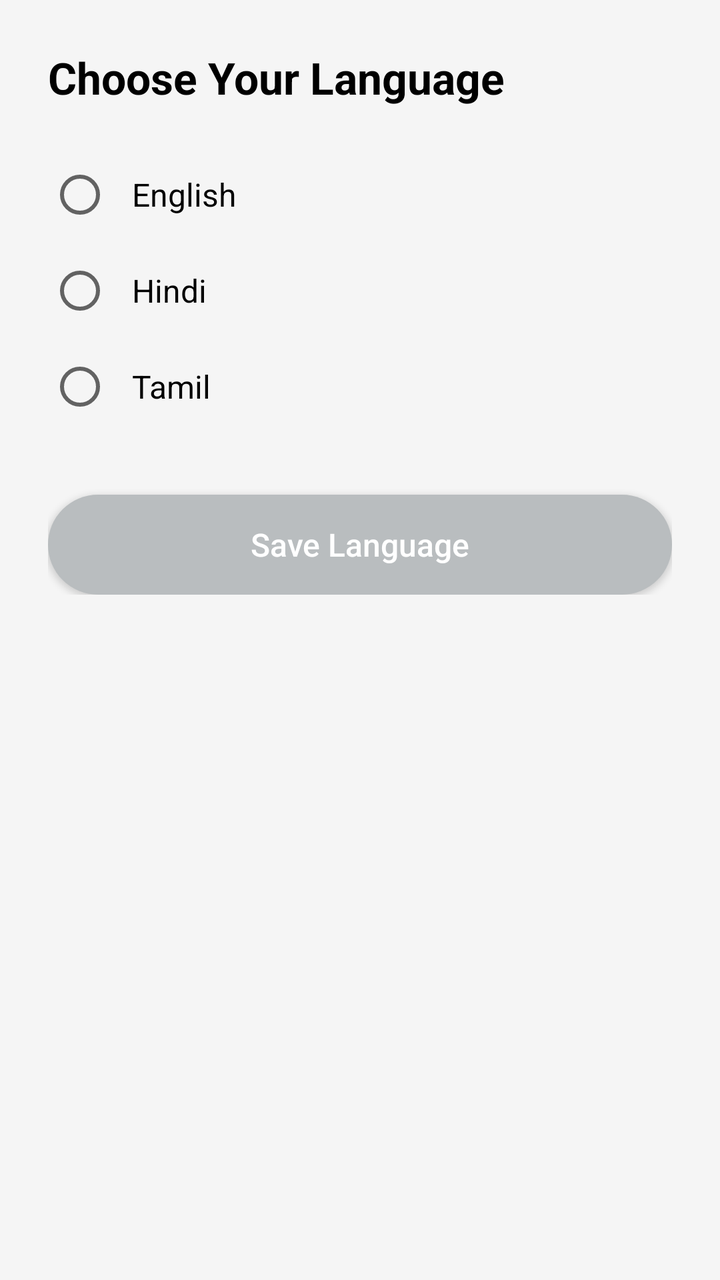
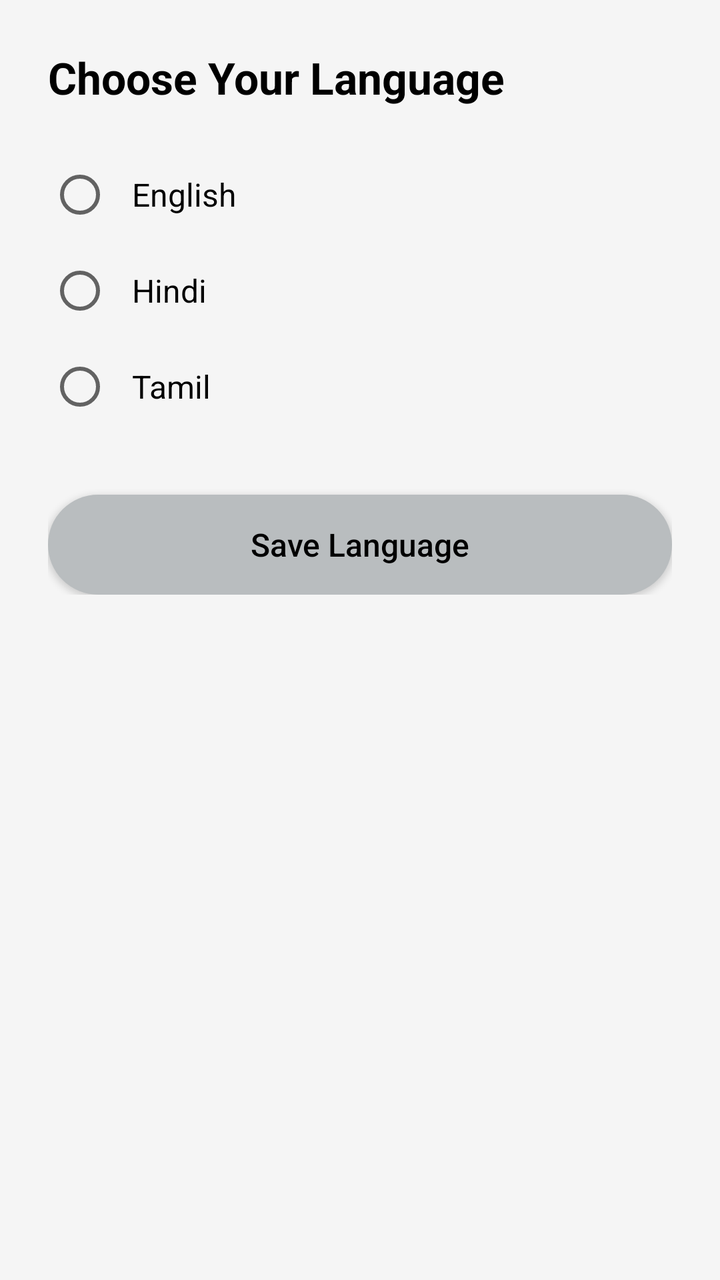

Compare the two renders of this Android layout. The source of the first and the diff that turns it into the second are given below.
<!-- AndroidManifest.xml: application theme Theme.CogniSync -->
<!-- res/layout/activity_language.xml -->
<?xml version="1.0" encoding="utf-8"?>
<ScrollView xmlns:android="http://schemas.android.com/apk/res/android"
    android:layout_width="match_parent"
    android:layout_height="match_parent"
    android:fitsSystemWindows="true"
    android:background="#F5F5F5">

    <LinearLayout
        android:layout_width="match_parent"
        android:layout_height="wrap_content"
        android:orientation="vertical"
        android:padding="24dp">

        
        <TextView
            android:layout_width="wrap_content"
            android:layout_height="wrap_content"
            android:text="Choose Your Language"
            android:textColor="#000000"
            android:textSize="22sp"
            android:textStyle="bold"
            android:layout_marginBottom="20dp"/>

        
        <RadioGroup
            android:id="@+id/languageOptions"
            android:layout_width="match_parent"
            android:layout_height="wrap_content"
            android:orientation="vertical">

            <RadioButton
                android:id="@+id/englishOption"
                android:layout_width="wrap_content"
                android:layout_height="wrap_content"
                android:text="English"
                android:textColor="#000000"
                android:textSize="16sp"
                android:padding="10dp" />

            <RadioButton
                android:id="@+id/hindiOption"
                android:layout_width="wrap_content"
                android:layout_height="wrap_content"
                android:text="Hindi"
                android:textColor="#000000"
                android:textSize="16sp"
                android:padding="10dp" />

            <RadioButton
                android:id="@+id/tamilOption"
                android:layout_width="wrap_content"
                android:layout_height="wrap_content"
                android:text="Tamil"
                android:textColor="#000000"
                android:textSize="16sp"
                android:padding="10dp" />
        </RadioGroup>

        
        <androidx.appcompat.widget.AppCompatButton
            android:id="@+id/saveLanguageButton"
            android:layout_width="match_parent"
            android:layout_height="50dp"
            android:layout_marginTop="30dp"
            android:text="Save Language"
            android:textColor="#FFFFFF"
            android:background="@drawable/btn_bg"
            android:textAllCaps="false"
            android:textSize="16sp"/>
    </LinearLayout>
</ScrollView>
<!-- resources referenced by this layout -->
<resources>
  <!-- drawable btn_bg (drawable) -->
  <shape xmlns:android="http://schemas.android.com/apk/res/android"
      android:shape="rectangle">
      <solid android:color="#B9BDBF"/>
      <corners android:radius="35dp"/>
  </shape>
  <style name="Theme.CogniSync" parent="Theme.MaterialComponents.DayNight.NoActionBar">
  
  
  
          
          <item name="android:statusBarColor">@android:color/white</item>
          <item name="android:windowLightStatusBar">true</item>
  
      </style>
</resources>

<!-- the commit's change to res/layout/activity_language.xml (unified diff, before → after) -->
@@ -63,7 +63,7 @@
             android:layout_height="50dp"
             android:layout_marginTop="30dp"
             android:text="Save Language"
-            android:textColor="#FFFFFF"
+            android:textColor="#000000"
             android:background="@drawable/btn_bg"
             android:textAllCaps="false"
             android:textSize="16sp"/>
